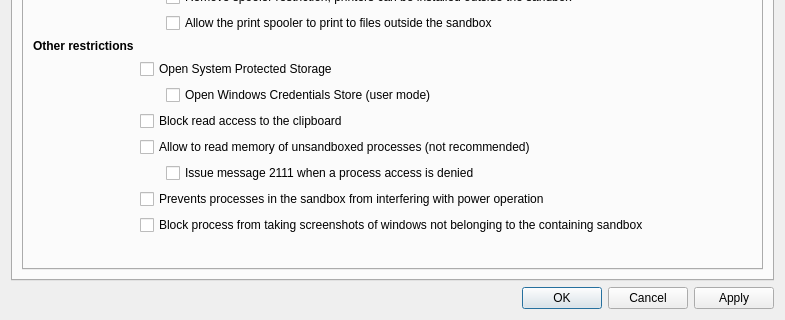
sandboxie-plus/Sandboxie, file SandboxiePlus/SandMan/Forms/OptionsWindow.ui: the form before one commit; both pictures show x 0 to 785 and y 212 to 532 of the 785 by 532 pixel window.
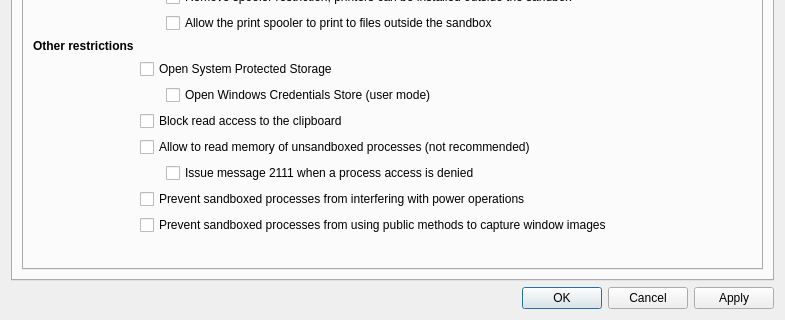
The form after the commit. The open tabs and pages were chosen to show the change.

Commit message:
Fix text inconsistencies
Fixes some text inconsistencies between the user interface and the changelog.
https://github.com/sandboxie-plus/Sandboxie/pull/3714
https://github.com/sandboxie-plus/Sandboxie/pull/3715

Patch:
```diff
--- a/SandboxiePlus/SandMan/Forms/OptionsWindow.ui
+++ b/SandboxiePlus/SandMan/Forms/OptionsWindow.ui
@@ -813,14 +813,14 @@
                <item>
                 <widget class="QCheckBox" name="chkProtectPower">
                  <property name="text">
-                  <string>Prevents processes in the sandbox from interfering with power operation</string>
+                  <string>Prevent sandboxed processes from interfering with power operations</string>
                  </property>
                 </widget>
                </item>
                <item>
                 <widget class="QCheckBox" name="chkBlockCapture">
                  <property name="text">
-                  <string>Block process from taking screenshots of windows not belonging to the containing sandbox</string>
+                  <string>Prevent sandboxed processes from using public methods to capture window images</string>
                  </property>
                 </widget>
                </item>
```
Left out of the diff: 4 changed lines with no effect on the pictures. The commit also changes 2 other files.
